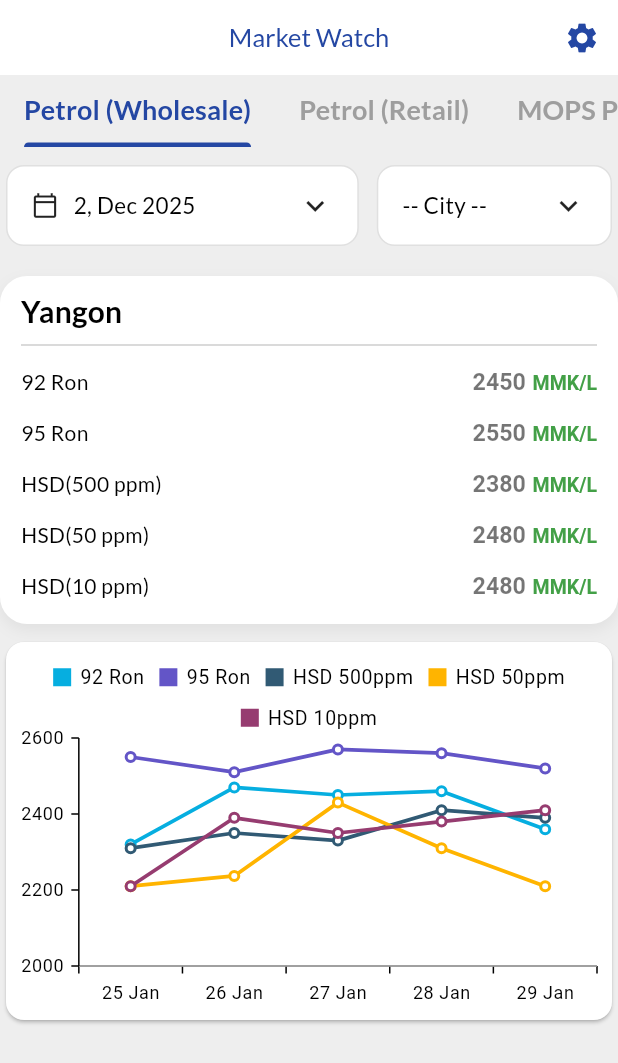
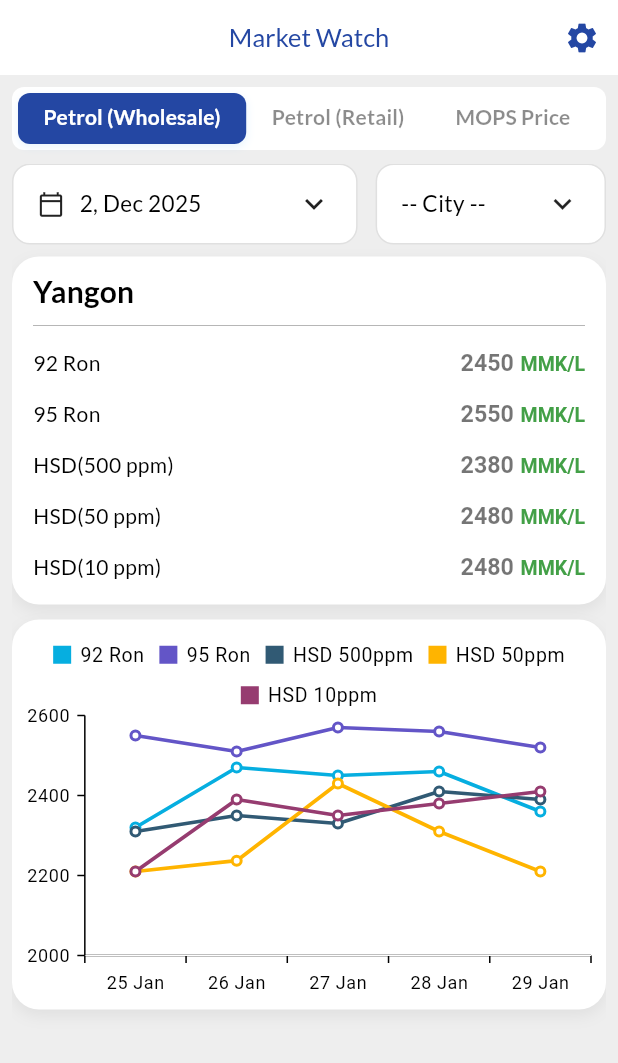
Before and after one commit to thurain11/fuel_price, a Flutter app: the screen it shows after launch, on a phone screen of 412 x 824 dp. Shown: the top 1063 px of the screen. Run offline on Flutter 3.47's test engine with Material 3 defaults, Android fonts, the phone set to English and light mode, and no system bars; our stand-ins replace cached_network_image, dio, easy_localization, fl_chart, google_fonts, line_icons and 10 more; missing offline and left inert: system_info_agent.

```diff
--- a/lib/pages/home/tab_page.dart
+++ b/lib/pages/home/tab_page.dart
@@ -69,12 +69,14 @@ class _MarketTabsPageState extends State<MarketTabsPage>
     );
     if (d != null) {
       setState(() => selectedDate = d);
-      // TODO: Fetch retail data again
     }
   }
 
   @override
   Widget build(BuildContext context) {
+    final theme = Theme.of(context);
+    final isDark = theme.brightness == Brightness.dark;
+
     return Scaffold(
       appBar: AppUtils.MyAppBar(
         context: context,
@@ -88,21 +90,64 @@ class _MarketTabsPageState extends State<MarketTabsPage>
           ),
         ],
       ),
-      body: Column(
+      body: Padding(
+        padding: const EdgeInsets.all(8.0),
+        child: Column(
           children: [
             // TabBar
-          TabBar(
+            // iOS Style Segmented TabBar
+            Container(
+              padding: EdgeInsets.symmetric(vertical: 4, horizontal: 4),
+              decoration: BoxDecoration(
+                color: Colors.white, // outer background
+                borderRadius: BorderRadius.circular(8),
+              ),
+
+              child: TabBar(
                 controller: _tabController,
                 isScrollable: true,
+                dividerColor: Colors.transparent,
+
+                // iOS Colors
+                labelColor: Colors.white,
+                unselectedLabelColor: Colors.black45,
+
+                // iOS Segmented Indicator
+                indicator: BoxDecoration(
+                  color: Theme.of(context).primaryColor,
+                  borderRadius: BorderRadius.circular(8),
+                  boxShadow: [
+                    BoxShadow(
+                      color: Colors.blue.withValues(alpha: 0.10),
+                      blurRadius: 4,
+                      offset: const Offset(0, 2),
+                    ),
+                  ],
+                ),
+
+                indicatorSize: TabBarIndicatorSize.tab,
+
+                labelPadding: const EdgeInsets.symmetric(horizontal: 5),
                 tabAlignment: TabAlignment.start,
-            labelStyle: const TextStyle(fontWeight: FontWeight.w600),
-            unselectedLabelColor: Colors.grey,
-            labelColor: Theme.of(context).primaryColor,
-            indicatorColor: Theme.of(context).primaryColor,
-            dividerColor: Colors.transparent,
-            labelPadding: const EdgeInsets.symmetric(horizontal: 16),
-            tabs: tabs,
+
+                tabs: tabs.map((tab) {
+                  return Container(
+                    padding: const EdgeInsets.symmetric(
+                      vertical: 6,
+                      horizontal: 12,
                     ),
+                    child: Text(
+                      tab.text!,
+                      style: const TextStyle(
+                        fontWeight: FontWeight.w600,
+                        fontSize: 14,
+                      ),
+                    ),
+                  );
+                }).toList(),
+              ),
+            ),
+            SizedBox(height: 9),
 
             // TabBarView
             Expanded(
@@ -112,7 +157,8 @@ class _MarketTabsPageState extends State<MarketTabsPage>
                   // ===== 1. Petrol (Retail) → Filter ပါတယ် =====
                   Column(
                     children: [
-                    _buildFilterRow(), // ← ဒီမှာ ထည့်လိုက်ပြီ
+                      _buildFilterRow(),
+                      SizedBox(height: 8),
                       _buildRetailFuelCard(
                         date: DateTime.now(),
                         prices: {
@@ -123,10 +169,24 @@ class _MarketTabsPageState extends State<MarketTabsPage>
                           "HSD(10 ppm)": 2480.0,
                         },
                       ),
+                      SizedBox(height: 10),
 
                       SizedBox(
                         height: 260,
-                      child: Card(
+                        child: Container(
+                          decoration: BoxDecoration(
+                            color: theme.colorScheme.surface,
+                            borderRadius: BorderRadius.circular(18),
+                            boxShadow: [
+                              BoxShadow(
+                                color: isDark
+                                    ? Colors.black.withValues(alpha: 0.35)
+                                    : Colors.black.withValues(alpha: 0.06),
+                                blurRadius: 8,
+                                offset: const Offset(0, 4),
+                              ),
+                            ],
+                          ),
                           child: FuelChartDynamic(
                             prices: {
                               "92 Ron": [2320, 2470, 2450, 2460, 2360],
@@ -146,31 +206,13 @@ class _MarketTabsPageState extends State<MarketTabsPage>
                           ),
                         ),
                       ),
-
-                    // SizedBox(
-                    //   height: 220,
-                    //   child: WeeklyFuelChart(
-                    //     weeklyPrices: {
-                    //       "92 Ron": [2400, 2420, 2410, 2430, 2450, 2460, 2450],
-                    //       "95 Ron": [2500, 2520, 2510, 2530, 2550, 2560, 2550],
-                    //       "HSD(500 ppm)": [
-                    //         2300,
-                    //         2310,
-                    //         2320,
-                    //         2330,
-                    //         2340,
-                    //         2350,
-                    //         2380,
-                    //       ],
-                    //     },
-                    //   ),
-                    // ),
                     ],
                   ),
 
                   Column(
                     children: [
-                    _buildFilterRow(), // ← ဒီမှာ ထည့်လိုက်ပြီ
+                      _buildFilterRow(),
+                      SizedBox(height: 8),
                       _buildRetailFuelCard(
                         date: DateTime.now(),
                         prices: {
@@ -181,10 +223,24 @@ class _MarketTabsPageState extends State<MarketTabsPage>
                           "HSD(10 ppm)": 2480.0,
                         },
                       ),
+                      SizedBox(height: 10),
 
                       SizedBox(
                         height: 260,
-                      child: Card(
+                        child: Container(
+                          decoration: BoxDecoration(
+                            color: theme.colorScheme.surface,
+                            borderRadius: BorderRadius.circular(18),
+                            boxShadow: [
+                              BoxShadow(
+                                color: isDark
+                                    ? Colors.black.withValues(alpha: 0.35)
+                                    : Colors.black.withValues(alpha: 0.06),
+                                blurRadius: 8,
+                                offset: const Offset(0, 4),
+                              ),
+                            ],
+                          ),
                           child: FuelChartDynamic(
                             prices: {
                               "92 Ron": [2320, 2470, 2450, 2460, 2360],
@@ -210,7 +266,9 @@ class _MarketTabsPageState extends State<MarketTabsPage>
                   // ===== 3. MOPS Price =====
                   Column(
                     children: [
-                    _buildFilterRowMops(), // ← ဒီမှာ ထည့်လိုက်ပြီ
+                      _buildFilterRowMops(),
+                      SizedBox(height: 8),
+
                       _mopsCard(
                         date: DateTime.now(),
                         prices: {
@@ -219,15 +277,47 @@ class _MarketTabsPageState extends State<MarketTabsPage>
                           "Mops(10 ppm)": 86.30,
                         },
                       ),
+                      SizedBox(height: 10),
 
                       SizedBox(
                         height: 260,
-                      child: Card(
+                        child: Container(
+                          decoration: BoxDecoration(
+                            color: theme.colorScheme.surface,
+                            borderRadius: BorderRadius.circular(18),
+                            boxShadow: [
+                              BoxShadow(
+                                color: isDark
+                                    ? Colors.black.withValues(alpha: 0.35)
+                                    : Colors.black.withValues(alpha: 0.06),
+                                blurRadius: 8,
+                                offset: const Offset(0, 4),
+                              ),
+                            ],
+                          ),
                           child: FuelChartDynamic(
                             prices: {
-                            "Mops(92 Ron)": [78.30, 77.20, 78.90, 76.50, 77.20],
-                            "Mops(95 Ron)": [81.16, 82.20, 83.90, 81.50, 82.20],
-                            "Mops(10 ppm)": [86.30, 87.20, 85.90, 84.50, 88.20],
+                              "Mops(92 Ron)": [
+                                78.30,
+                                77.20,
+                                78.90,
+                                76.50,
+                                77.20,
+                              ],
+                              "Mops(95 Ron)": [
+                                81.16,
+                                82.20,
+                                83.90,
+                                81.50,
+                                82.20,
+                              ],
+                              "Mops(10 ppm)": [
+                                86.30,
+                                87.20,
+                                85.90,
+                                84.50,
+                                88.20,
+                              ],
                             },
 
                             dateLabels: [
@@ -247,6 +337,7 @@ class _MarketTabsPageState extends State<MarketTabsPage>
             ),
           ],
         ),
+      ),
     );
   }
 
@@ -258,25 +349,6 @@ class _MarketTabsPageState extends State<MarketTabsPage>
     final theme = Theme.of(context);
     final isDark = theme.brightness == Brightness.dark;
     // final bool isToday = date.isSameDate(DateTime.now());
-
-    // String formatDate() {
-    //   const months = [
-    //     "",
-    //     "Jan",
-    //     "Feb",
-    //     "Mar",
-    //     "Apr",
-    //     "May",
-    //     "Jun",
-    //     "Jul",
-    //     "Aug",
-    //     "Sep",
-    //     "Oct",
-    //     "Nov",
-    //     "Dec",
-    //   ];
-    //   return "${date.day} ${months[date.month]} ${date.year}";
-    // }
 
     Widget _fuelRow(String name, double price) {
       return Padding(
@@ -323,7 +395,6 @@ class _MarketTabsPageState extends State<MarketTabsPage>
     }
 
     return Container(
-      margin: const EdgeInsets.symmetric(vertical: 8),
       padding: const EdgeInsets.symmetric(vertical: 8, horizontal: 14),
       decoration: BoxDecoration(
         color: theme.colorScheme.surface,
@@ -410,7 +481,6 @@ class _MarketTabsPageState extends State<MarketTabsPage>
     }
 
     return Container(
-      margin: const EdgeInsets.symmetric(vertical: 8),
       padding: const EdgeInsets.symmetric(vertical: 8, horizontal: 14),
       decoration: BoxDecoration(
         color: theme.colorScheme.surface,
@@ -444,9 +514,7 @@ class _MarketTabsPageState extends State<MarketTabsPage>
   }
 
   Widget _buildFilterRow() {
-    return Padding(
-      padding: const EdgeInsets.symmetric(horizontal: 4, vertical: 12),
-      child: Row(
+    return Row(
       children: [
         Expanded(
           flex: 3,
@@ -454,10 +522,7 @@ class _MarketTabsPageState extends State<MarketTabsPage>
             onTap: pickDate,
             borderRadius: BorderRadius.circular(12),
             child: Container(
-                padding: const EdgeInsets.symmetric(
-                  vertical: 14,
-                  horizontal: 16,
-                ),
+              padding: const EdgeInsets.symmetric(vertical: 14, horizontal: 16),
               decoration: BoxDecoration(
                 color: Theme.of(context).colorScheme.surface,
                 borderRadius: BorderRadius.circular(12),
@@ -493,10 +558,7 @@ class _MarketTabsPageState extends State<MarketTabsPage>
             },
             borderRadius: BorderRadius.circular(12),
             child: Container(
-                padding: const EdgeInsets.symmetric(
-                  vertical: 14,
-                  horizontal: 16,
-                ),
+              padding: const EdgeInsets.symmetric(vertical: 14, horizontal: 16),
               decoration: BoxDecoration(
                 color: Theme.of(context).colorScheme.surface,
                 borderRadius: BorderRadius.circular(12),
@@ -506,10 +568,7 @@ class _MarketTabsPageState extends State<MarketTabsPage>
                 children: [
                   Text(
                     "-- City --",
-                      style: TextStyle(
-                        fontSize: 15,
-                        fontWeight: FontWeight.w500,
-                      ),
+                    style: TextStyle(fontSize: 15, fontWeight: FontWeight.w500),
                   ),
                   Spacer(),
                   Icon(Icons.keyboard_arrow_down),
@@ -519,24 +578,18 @@ class _MarketTabsPageState extends State<MarketTabsPage>
           ),
         ),
       ],
-      ),
     );
   }
 
   Widget _buildFilterRowMops() {
-    return Padding(
-      padding: const EdgeInsets.all(12.0),
-      child: Row(
+    return Row(
       children: [
         Expanded(
           child: InkWell(
             onTap: pickDate,
             borderRadius: BorderRadius.circular(12),
             child: Container(
-                padding: const EdgeInsets.symmetric(
-                  vertical: 14,
-                  horizontal: 16,
-                ),
+              padding: const EdgeInsets.symmetric(vertical: 14, horizontal: 16),
               decoration: BoxDecoration(
                 color: Theme.of(context).colorScheme.surface,
                 borderRadius: BorderRadius.circular(12),
@@ -561,7 +614,6 @@ class _MarketTabsPageState extends State<MarketTabsPage>
           ),
         ),
       ],
-      ),
     );
   }
 }
```
Also changed, not shown: lib/builders/factory/factory_builder.dart (+11 -1 lines), lib/core/constants/app_constants.dart (+2 -9 lines), lib/core/ob/cities_ob.dart (added, +59 -0 lines), lib/core/ob/fuel_retail_prices_list_ob.dart (added, +159 -0 lines), lib/core/ob/fuel_wholesale_prices_list_ob.dart (added, +159 -0 lines). Lines whose indentation alone changed are shown as unchanged.
